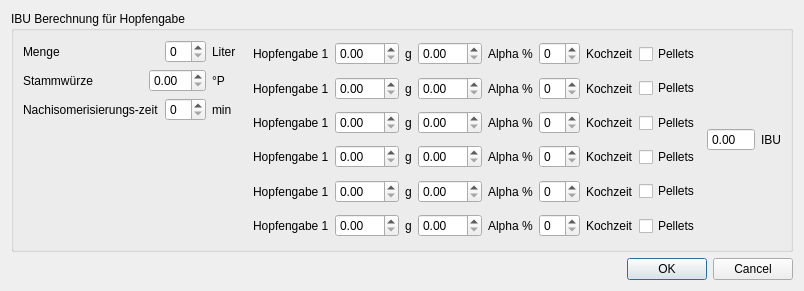
Qt form source/ui/ber_ibu.ui (Gremmel/kleiner-brauhelfer) before a commit.
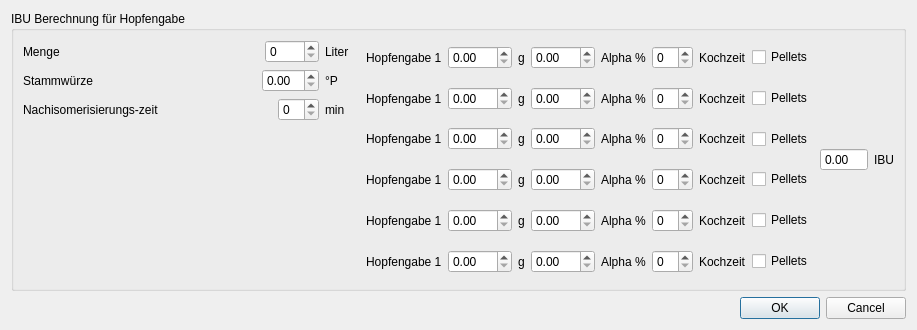
The same form after that commit.

Patch:
```diff
--- a/source/ui/ber_ibu.ui
+++ b/source/ui/ber_ibu.ui
@@ -6,8 +6,8 @@
    <rect>
     <x>0</x>
     <y>0</y>
-    <width>761</width>
-    <height>291</height>
+    <width>917</width>
+    <height>330</height>
    </rect>
   </property>
   <property name="windowTitle">
@@ -45,7 +45,11 @@
            </spacer>
           </item>
           <item>
-           <widget class="QSpinBox" name="spinBox_Menge"/>
+           <widget class="QSpinBox" name="spinBox_Menge">
+            <property name="maximum">
+             <number>9999</number>
+            </property>
+           </widget>
           </item>
           <item>
            <widget class="QLabel" name="label_15">
```
Left out of the diff: 108 changed lines with no effect on the pictures.
